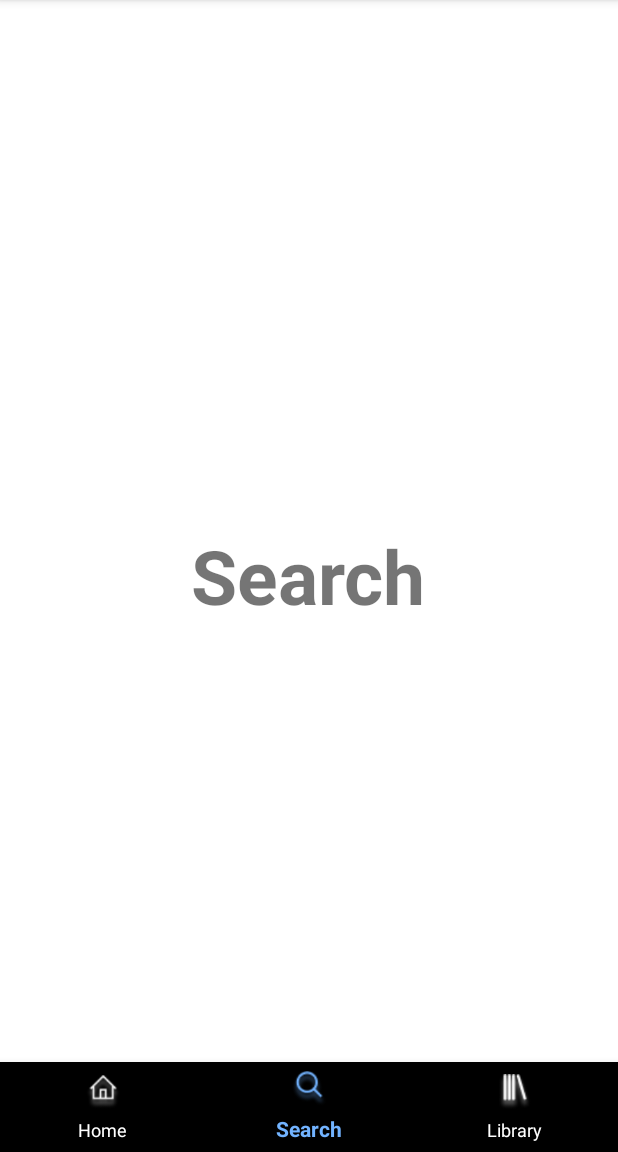
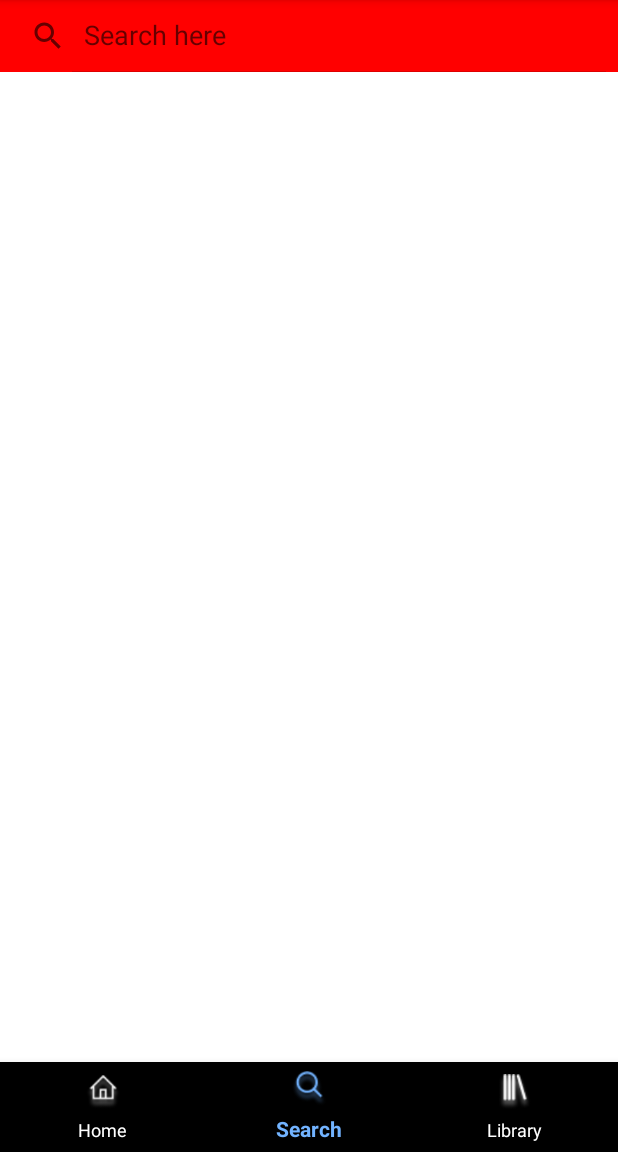
Before and after one commit to Fikrimulya23/MUX, an Android app: the Search screen opened directly, with no data from a screen before it, on a phone screen of 412 x 824 dp, the part 84-1236 px from its top. Run offline under Robolectric (Android 15) with nearby library versions, the phone set to English and light mode, and no system bars; Roboto replaces fonts that are not available here.

Commit message:
update lagi ya

```diff
--- a/app/src/main/java/com/fikrimulyap/kelompok6/Search.java
+++ b/app/src/main/java/com/fikrimulyap/kelompok6/Search.java
@@ -12,6 +12,8 @@ import com.google.android.material.bottomnavigation.BottomNavigationView;
 //import android.support.v7.app.AppCompatActivity;
 
 public class Search extends AppCompatActivity {
+
+
 
     @Override
     protected void onCreate(Bundle savedInstanceState) {
--- a/app/src/main/res/layout/activity_search.xml
+++ b/app/src/main/res/layout/activity_search.xml
@@ -7,13 +7,13 @@
     android:background="@color/white"
     tools:context=".Search">
 
-    <TextView
-        android:layout_width="wrap_content"
+    <SearchView
+        android:id="@+id/simpleSearchView"
+        android:layout_width="fill_parent"
         android:layout_height="wrap_content"
-        android:text="Search"
-        android:textSize="50sp"
-        android:textStyle="bold"
-        android:layout_centerInParent="true" />
+        android:iconifiedByDefault="false"
+        android:queryHint="Search here"
+        android:background="#f00"/>
 
     <com.google.android.material.bottomnavigation.BottomNavigationView
         android:layout_width="fill_parent"
```
Also changed, not shown: app/src/main/res/layout/activity_main.xml (+56 -0 lines).
